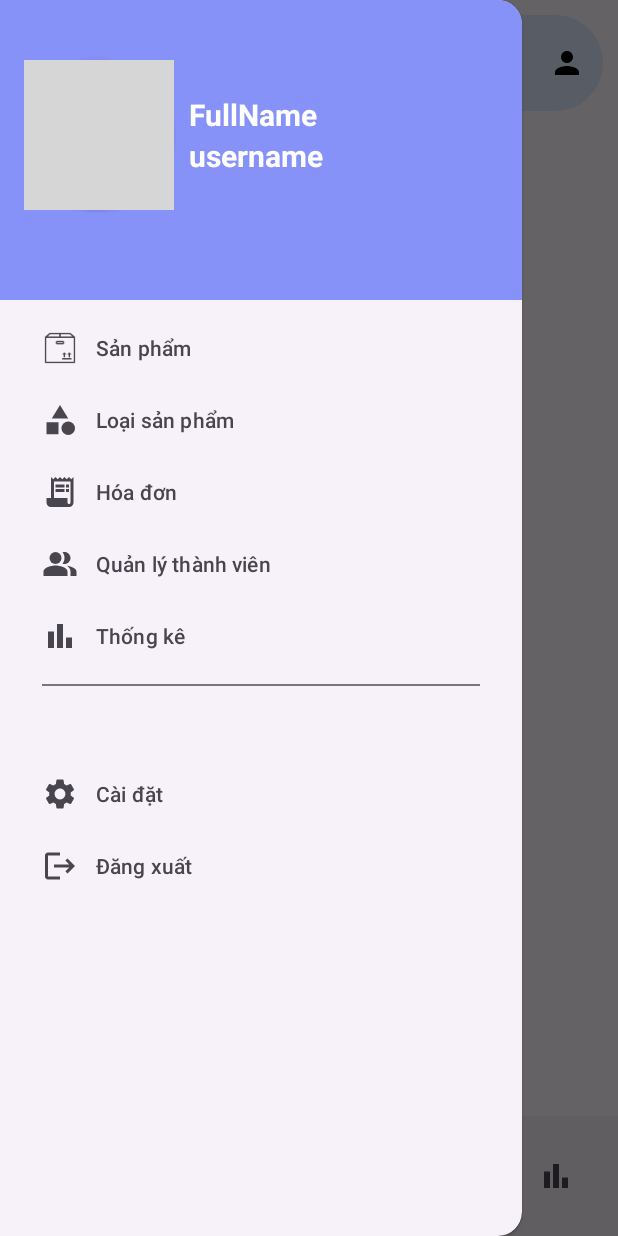
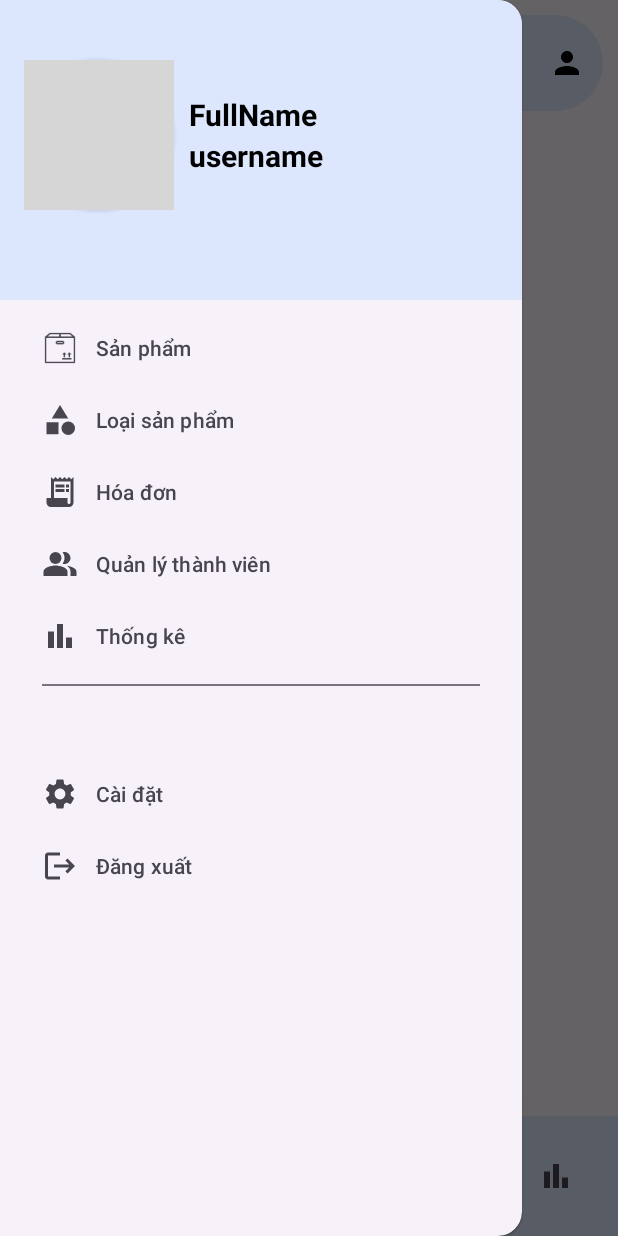
Before and after one commit to Daocon/WareHouseManager, an Android app: the MainActivity screen opened directly, with no data from a screen before it, with the side drawer open, on a phone screen of 412 x 824 dp. Run offline under Robolectric (Android 15) with nearby library versions, the phone set to English and light mode, and no system bars; grey boxes are pictures that could not be loaded.

Commit message:
add nav_bottom

```diff
--- /dev/null
+++ b/app/src/main/java/hieudx/fpoly/warehousemanager/dao/Bill_Dao.java
@@ -0,0 +1,4 @@
+package hieudx.fpoly.warehousemanager.dao;
+
+public class Bill_Dao {
+}
--- /dev/null
+++ b/app/src/main/java/hieudx/fpoly/warehousemanager/dao/Bill_Detail_Dao.java
@@ -0,0 +1,4 @@
+package hieudx.fpoly.warehousemanager.dao;
+
+public class Bill_Detail_Dao {
+}
--- /dev/null
+++ b/app/src/main/java/hieudx/fpoly/warehousemanager/dao/Category_Dao.java
@@ -0,0 +1,4 @@
+package hieudx.fpoly.warehousemanager.dao;
+
+public class Category_Dao {
+}
--- /dev/null
+++ b/app/src/main/java/hieudx/fpoly/warehousemanager/dao/Product_Dao.java
@@ -0,0 +1,4 @@
+package hieudx.fpoly.warehousemanager.dao;
+
+public class Product_Dao {
+}
--- /dev/null
+++ b/app/src/main/java/hieudx/fpoly/warehousemanager/dao/User_Dao.java
@@ -0,0 +1,5 @@
+package hieudx.fpoly.warehousemanager.dao;
+
+public class User_Dao
+{
+}
--- /dev/null
+++ b/app/src/main/java/hieudx/fpoly/warehousemanager/models/Bill.java
@@ -0,0 +1,4 @@
+package hieudx.fpoly.warehousemanager.models;
+
+public class Bill {
+}
--- /dev/null
+++ b/app/src/main/java/hieudx/fpoly/warehousemanager/models/Bill_Detail.java
@@ -0,0 +1,4 @@
+package hieudx.fpoly.warehousemanager.models;
+
+public class Bill_Detail {
+}
--- /dev/null
+++ b/app/src/main/java/hieudx/fpoly/warehousemanager/models/Category.java
@@ -0,0 +1,4 @@
+package hieudx.fpoly.warehousemanager.models;
+
+public class Category {
+}
--- /dev/null
+++ b/app/src/main/java/hieudx/fpoly/warehousemanager/models/Product.java
@@ -0,0 +1,4 @@
+package hieudx.fpoly.warehousemanager.models;
+
+public class Product {
+}
--- /dev/null
+++ b/app/src/main/java/hieudx/fpoly/warehousemanager/models/User.java
@@ -0,0 +1,4 @@
+package hieudx.fpoly.warehousemanager.models;
+
+public class User {
+}
--- a/app/src/main/res/layout/activity_main.xml
+++ b/app/src/main/res/layout/activity_main.xml
@@ -28,11 +28,11 @@
             android:layout_height="wrap_content"
             android:layout_weight="1" />
 
-
         <com.google.android.material.bottomnavigation.BottomNavigationView
             android:id="@+id/nav_bottom"
             android:layout_width="match_parent"
             android:layout_height="wrap_content"
+            android:background="@color/theme"
             app:menu="@menu/menu_nav_bottom" />
     </LinearLayout>
 
--- a/app/src/main/res/layout/header_layout.xml
+++ b/app/src/main/res/layout/header_layout.xml
@@ -3,7 +3,7 @@
     xmlns:app="http://schemas.android.com/apk/res-auto"
     android:layout_width="match_parent"
     android:layout_height="200dp"
-    android:background="@color/purple"
+    android:background="@color/theme"
     android:id="@+id/headerLayout"
     android:gravity="center"
     android:orientation="horizontal"
@@ -35,7 +35,7 @@
             android:layout_width="wrap_content"
             android:layout_height="wrap_content"
             android:text="FullName"
-            android:textColor="#FFFF"
+            android:textColor="@color/black"
             android:textSize="20sp"
             android:textStyle="bold" />
 
@@ -44,7 +44,7 @@
             android:layout_width="wrap_content"
             android:layout_height="wrap_content"
             android:text="username"
-            android:textColor="#FFFF"
+            android:textColor="@color/black"
             android:textSize="20sp"
             android:textStyle="bold" />
     </LinearLayout>
--- a/settings.gradle
+++ b/settings.gradle
@@ -3,7 +3,6 @@ pluginManagement {
         google()
         mavenCentral()
         gradlePluginPortal()
-
     }
 }
 
```
Also changed, not shown: 1 other file.
